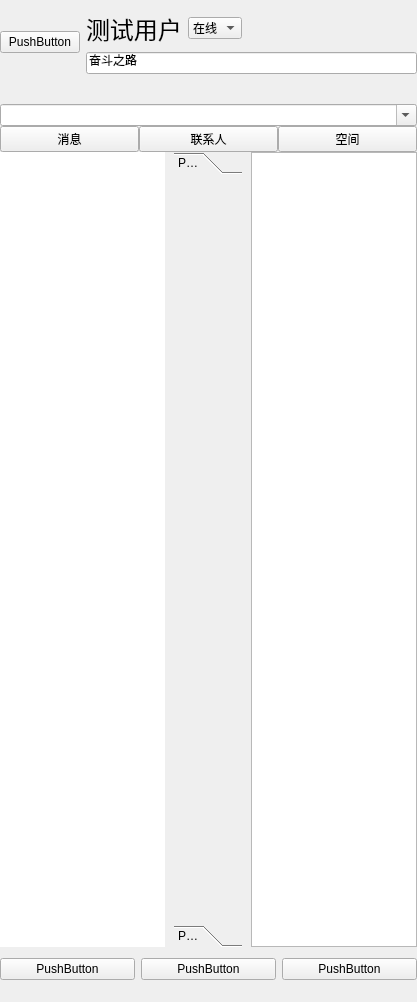
Before: the Qt Designer form FriendListPlugin/FriendList.ui in Ying-hw/QQPlugin, drawn with Qt 5.
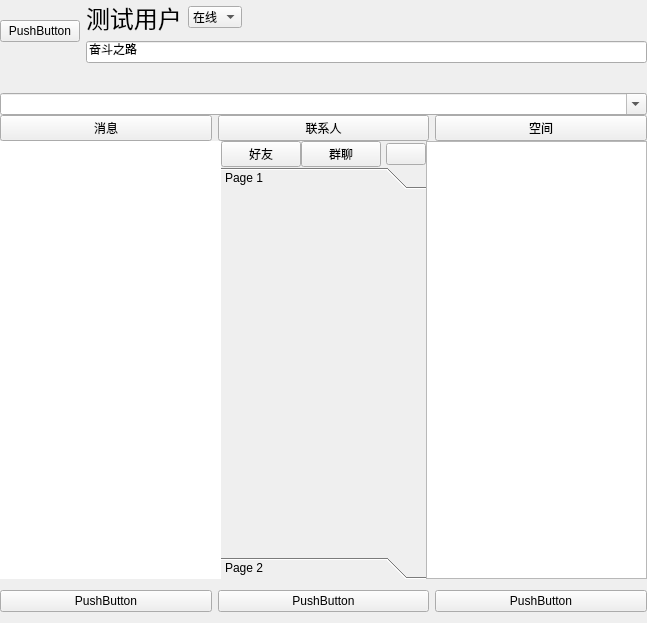
After: the same form once the commit is applied. Icons and pictures are not drawn.

Diff of the .ui file:
```diff
--- a/FriendListPlugin/FriendList.ui
+++ b/FriendListPlugin/FriendList.ui
@@ -6,148 +6,30 @@
    <rect>
     <x>0</x>
     <y>0</y>
-    <width>417</width>
-    <height>1002</height>
+    <width>647</width>
+    <height>623</height>
    </rect>
   </property>
   <property name="windowTitle">
    <string>FriendList</string>
   </property>
-  <layout class="QGridLayout" name="gridLayout_5">
+  <layout class="QGridLayout" name="gridLayout_7">
    <property name="leftMargin">
     <number>0</number>
    </property>
+   <property name="topMargin">
+    <number>0</number>
+   </property>
    <property name="rightMargin">
     <number>0</number>
    </property>
+   <property name="bottomMargin">
+    <number>0</number>
+   </property>
    <property name="spacing">
     <number>0</number>
    </property>
-   <item row="1" column="0">
-    <layout class="QGridLayout" name="gridLayout_4">
-     <property name="spacing">
-      <number>0</number>
-     </property>
-     <item row="0" column="1">
-      <widget class="QPushButton" name="BtnFriend">
-       <property name="text">
-        <string>联系人</string>
-       </property>
-      </widget>
-     </item>
-     <item row="0" column="0">
-      <widget class="QPushButton" name="BtnMessage">
-       <property name="text">
-        <string>消息</string>
-       </property>
-      </widget>
-     </item>
-     <item row="0" column="2">
-      <widget class="QPushButton" name="BtnSpace">
-       <property name="text">
-        <string>空间</string>
-       </property>
-      </widget>
-     </item>
-     <item row="1" column="0" colspan="3">
-      <layout class="QHBoxLayout" name="horizontalLayout_2">
-       <property name="spacing">
-        <number>9</number>
-       </property>
-       <item>
-        <widget class="QListWidget" name="listV_Message">
-         <property name="frameShape">
-          <enum>QFrame::NoFrame</enum>
-         </property>
-         <property name="frameShadow">
-          <enum>QFrame::Raised</enum>
-         </property>
-         <property name="lineWidth">
-          <number>1</number>
-         </property>
-         <property name="midLineWidth">
-          <number>0</number>
-         </property>
-        </widget>
-       </item>
-       <item>
-        <widget class="QToolBox" name="Friend_List">
-         <property name="currentIndex">
-          <number>0</number>
-         </property>
-         <widget class="QWidget" name="page">
-          <property name="geometry">
-           <rect>
-            <x>0</x>
-            <y>0</y>
-            <width>52</width>
-            <height>805</height>
-           </rect>
-          </property>
-          <attribute name="label">
-           <string>Page 1</string>
-          </attribute>
-         </widget>
-         <widget class="QWidget" name="page_2">
-          <property name="geometry">
-           <rect>
-            <x>0</x>
-            <y>0</y>
-            <width>52</width>
-            <height>805</height>
-           </rect>
-          </property>
-          <attribute name="label">
-           <string>Page 2</string>
-          </attribute>
-         </widget>
-        </widget>
-       </item>
-       <item>
-        <widget class="QListWidget" name="list_Space">
-         <property name="frameShadow">
-          <enum>QFrame::Raised</enum>
-         </property>
-        </widget>
-       </item>
-      </layout>
-     </item>
-    </layout>
-   </item>
-   <item row="2" column="0">
-    <widget class="QWidget" name="widget" native="true">
-     <layout class="QGridLayout" name="gridLayout">
-      <property name="leftMargin">
-       <number>0</number>
-      </property>
-      <property name="rightMargin">
-       <number>0</number>
-      </property>
-      <item row="0" column="0">
-       <widget class="QPushButton" name="pushButton">
-        <property name="text">
-         <string>PushButton</string>
-        </property>
-       </widget>
-      </item>
-      <item row="0" column="1">
-       <widget class="QPushButton" name="pushButton_2">
-        <property name="text">
-         <string>PushButton</string>
-        </property>
-       </widget>
-      </item>
-      <item row="0" column="2">
-       <widget class="QPushButton" name="pushButton_3">
-        <property name="text">
-         <string>PushButton</string>
-        </property>
-       </widget>
-      </item>
-     </layout>
-    </widget>
-   </item>
-   <item row="0" column="0">
+   <item row="0" column="0" colspan="3">
     <widget class="QWidget" name="widget_2" native="true">
      <layout class="QGridLayout" name="gridLayout_6">
       <property name="leftMargin">
@@ -253,6 +135,171 @@
      </layout>
     </widget>
    </item>
+   <item row="2" column="0" rowspan="2">
+    <widget class="QListWidget" name="listV_Message">
+     <property name="frameShape">
+      <enum>QFrame::NoFrame</enum>
+     </property>
+     <property name="frameShadow">
+      <enum>QFrame::Raised</enum>
+     </property>
+     <property name="lineWidth">
+      <number>1</number>
+     </property>
+     <property name="midLineWidth">
+      <number>0</number>
+     </property>
+    </widget>
+   </item>
+   <item row="2" column="1">
+    <layout class="QGridLayout" name="gridLayout_4">
+     <property name="spacing">
+      <number>0</number>
+     </property>
+     <item row="0" column="0">
+      <widget class="QPushButton" name="BtnAllFriend">
+       <property name="text">
+        <string>好友</string>
+       </property>
+      </widget>
+     </item>
+     <item row="0" column="2">
+      <spacer name="horizontalSpacer_2">
+       <property name="orientation">
+        <enum>Qt::Horizontal</enum>
+       </property>
+       <property name="sizeHint" stdset="0">
+        <size>
+         <width>40</width>
+         <height>20</height>
+        </size>
+       </property>
+      </spacer>
+     </item>
+     <item row="0" column="3">
+      <widget class="QPushButton" name="BtnAdd">
+       <property name="text">
+        <string/>
+       </property>
+       <property name="icon">
+        <iconset>
+         <normaloff>../x64/Data/Image/Add.png</normaloff>../x64/Data/Image/Add.png</iconset>
+       </property>
+       <property name="iconSize">
+        <size>
+         <width>16</width>
+         <height>16</height>
+        </size>
+       </property>
+      </widget>
+     </item>
+     <item row="0" column="1">
+      <widget class="QPushButton" name="BtnAllGroup">
+       <property name="text">
+        <string>群聊</string>
+       </property>
+      </widget>
+     </item>
+    </layout>
+   </item>
+   <item row="2" column="2" rowspan="2">
+    <widget class="QListWidget" name="list_Space">
+     <property name="frameShadow">
+      <enum>QFrame::Raised</enum>
+     </property>
+    </widget>
+   </item>
+   <item row="3" column="1">
+    <widget class="QToolBox" name="Friend_List">
+     <property name="currentIndex">
+      <number>0</number>
+     </property>
+     <widget class="QWidget" name="page">
+      <property name="geometry">
+       <rect>
+        <x>0</x>
+        <y>0</y>
+        <width>165</width>
+        <height>416</height>
+       </rect>
+      </property>
+      <attribute name="label">
+       <string>Page 1</string>
+      </attribute>
+     </widget>
+     <widget class="QWidget" name="page_2">
+      <property name="geometry">
+       <rect>
+        <x>0</x>
+        <y>0</y>
+        <width>98</width>
+        <height>28</height>
+       </rect>
+      </property>
+      <attribute name="label">
+       <string>Page 2</string>
+      </attribute>
+     </widget>
+    </widget>
+   </item>
+   <item row="1" column="0" colspan="3">
+    <layout class="QGridLayout" name="gridLayout_5">
+     <item row="0" column="0">
+      <widget class="QPushButton" name="BtnMessage">
+       <property name="text">
+        <string>消息</string>
+       </property>
+      </widget>
+     </item>
+     <item row="0" column="1">
+      <widget class="QPushButton" name="BtnFriend">
+       <property name="text">
+        <string>联系人</string>
+       </property>
+      </widget>
+     </item>
+     <item row="0" column="2">
+      <widget class="QPushButton" name="BtnSpace">
+       <property name="text">
+        <string>空间</string>
+       </property>
+      </widget>
+     </item>
+    </layout>
+   </item>
+   <item row="4" column="0" colspan="3">
+    <widget class="QWidget" name="widget" native="true">
+     <layout class="QGridLayout" name="gridLayout">
+      <property name="leftMargin">
+       <number>0</number>
+      </property>
+      <property name="rightMargin">
+       <number>0</number>
+      </property>
+      <item row="0" column="0">
+       <widget class="QPushButton" name="pushButton">
+        <property name="text">
+         <string>PushButton</string>
+        </property>
+       </widget>
+      </item>
+      <item row="0" column="1">
+       <widget class="QPushButton" name="pushButton_2">
+        <property name="text">
+         <string>PushButton</string>
+        </property>
+       </widget>
+      </item>
+      <item row="0" column="2">
+       <widget class="QPushButton" name="pushButton_3">
+        <property name="text">
+         <string>PushButton</string>
+        </property>
+       </widget>
+      </item>
+     </layout>
+    </widget>
+   </item>
   </layout>
  </widget>
  <layoutdefault spacing="6" margin="11"/>
```
